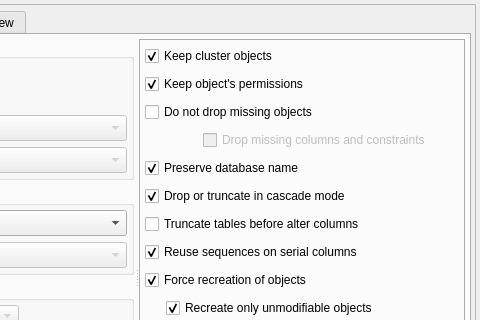
Qt form libpgmodeler_ui/ui/modeldatabasediffform.ui (pgmodeler/pgmodeler) before a commit; both pictures show x 200 to 680 and y 0 to 320 of the 680 by 570 pixel window.
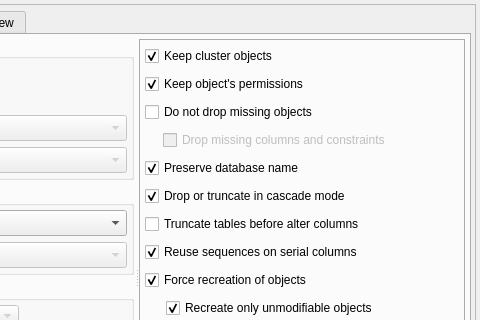
The same form after that commit. Icons and pictures are not drawn.

Commit message: Fixed a bug on ModelDatabaseDiffForm that was causing the form to be reseted on the middle of a diff process when the user minimize the diff dialog causing unexpected behavior (or even crashes sometimes)

The edit to the form file:
```diff
--- a/libpgmodeler_ui/ui/modeldatabasediffform.ui
+++ b/libpgmodeler_ui/ui/modeldatabasediffform.ui
@@ -912,6 +912,12 @@
                    <property name="enabled">
                     <bool>false</bool>
                    </property>
+                   <property name="sizePolicy">
+                    <sizepolicy hsizetype="Expanding" vsizetype="Fixed">
+                     <horstretch>0</horstretch>
+                     <verstretch>0</verstretch>
+                    </sizepolicy>
+                   </property>
                    <property name="toolTip">
                     <string/>
                    </property>
```
The commit also changes 2 other files.
